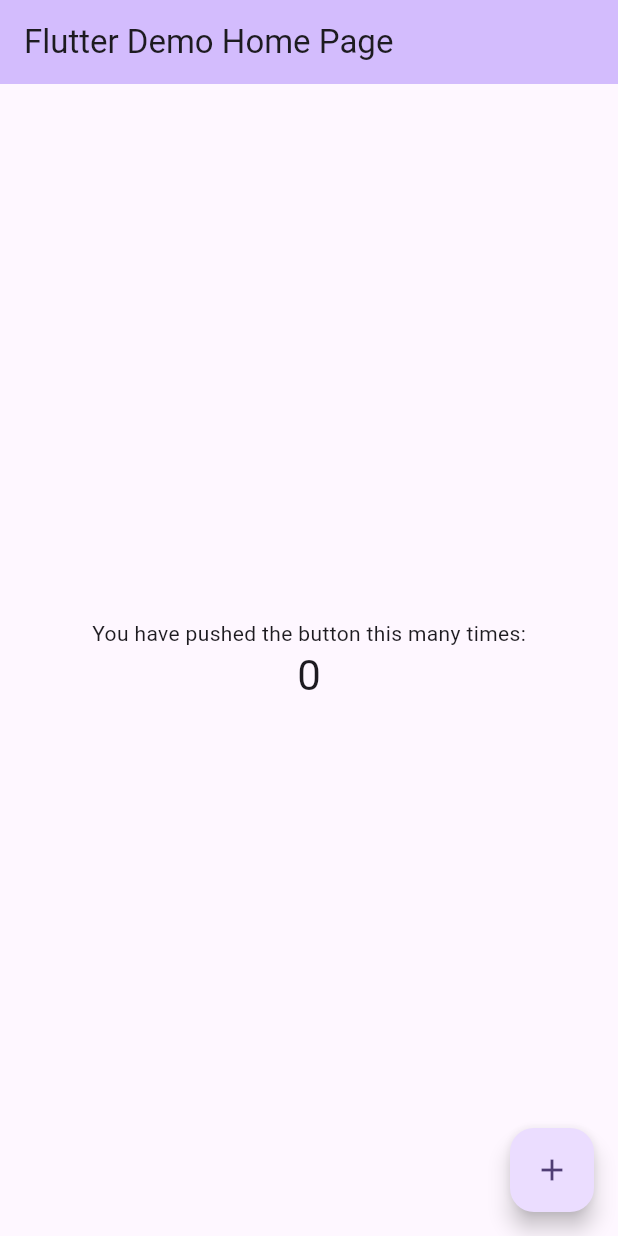
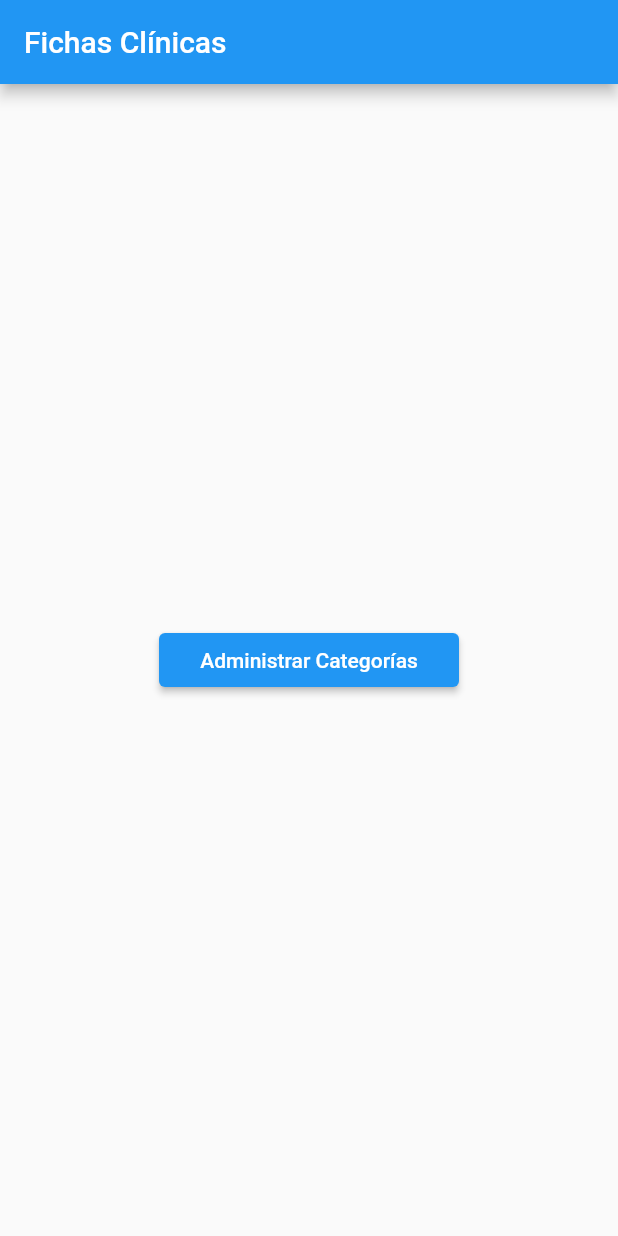
Before and after one commit to aleins99/Flutter_Frontend_Final, a Flutter app: the screen it shows after launch, on a phone screen of 412 x 824 dp. Run offline on Flutter 3.47's test engine with Material 2 defaults, Android fonts, the phone set to English and light mode, and no system bars; our stand-ins replace sqflite; accounts and stored records are empty.

```diff
--- a/lib/main.dart
+++ b/lib/main.dart
@@ -1,125 +1,47 @@
 import 'package:flutter/material.dart';
 
-void main() {
-  runApp(const MyApp());
-}
+import '../src/screens/categoria_screen.dart';
+
+void main() => runApp(MyApp());
 
 class MyApp extends StatelessWidget {
   const MyApp({super.key});
 
-  // This widget is the root of your application.
   @override
   Widget build(BuildContext context) {
     return MaterialApp(
-      title: 'Flutter Demo',
+      title: 'Fichas Clínicas',
       theme: ThemeData(
-        // This is the theme of your application.
-        //
-        // TRY THIS: Try running your application with "flutter run". You'll see
-        // the application has a blue toolbar. Then, without quitting the app,
-        // try changing the seedColor in the colorScheme below to Colors.green
-        // and then invoke "hot reload" (save your changes or press the "hot
-        // reload" button in a Flutter-supported IDE, or press "r" if you used
-        // the command line to start the app).
-        //
-        // Notice that the counter didn't reset back to zero; the application
-        // state is not lost during the reload. To reset the state, use hot
-        // restart instead.
-        //
-        // This works for code too, not just values: Most code changes can be
-        // tested with just a hot reload.
-        colorScheme: ColorScheme.fromSeed(seedColor: Colors.deepPurple),
-        useMaterial3: true,
+        primarySwatch: Colors.blue,
       ),
-      home: const MyHomePage(title: 'Flutter Demo Home Page'),
+      home: HomeScreen(),
     );
   }
 }
 
-class MyHomePage extends StatefulWidget {
-  const MyHomePage({super.key, required this.title});
-
-  // This widget is the home page of your application. It is stateful, meaning
-  // that it has a State object (defined below) that contains fields that affect
-  // how it looks.
-
-  // This class is the configuration for the state. It holds the values (in this
-  // case the title) provided by the parent (in this case the App widget) and
-  // used by the build method of the State. Fields in a Widget subclass are
-  // always marked "final".
-
-  final String title;
-
-  @override
-  State<MyHomePage> createState() => _MyHomePageState();
-}
-
-class _MyHomePageState extends State<MyHomePage> {
-  int _counter = 0;
-
-  void _incrementCounter() {
-    setState(() {
-      // This call to setState tells the Flutter framework that something has
-      // changed in this State, which causes it to rerun the build method below
-      // so that the display can reflect the updated values. If we changed
-      // _counter without calling setState(), then the build method would not be
-      // called again, and so nothing would appear to happen.
-      _counter++;
-    });
-  }
-
+class HomeScreen extends StatelessWidget {
   @override
   Widget build(BuildContext context) {
-    // This method is rerun every time setState is called, for instance as done
-    // by the _incrementCounter method above.
-    //
-    // The Flutter framework has been optimized to make rerunning build methods
-    // fast, so that you can just rebuild anything that needs updating rather
-    // than having to individually change instances of widgets.
     return Scaffold(
-      appBar: AppBar(
-        // TRY THIS: Try changing the color here to a specific color (to
-        // Colors.amber, perhaps?) and trigger a hot reload to see the AppBar
-        // change color while the other colors stay the same.
-        backgroundColor: Theme.of(context).colorScheme.inversePrimary,
-        // Here we take the value from the MyHomePage object that was created by
-        // the App.build method, and use it to set our appbar title.
-        title: Text(widget.title),
-      ),
+      appBar: AppBar(title: Text('Fichas Clínicas')),
       body: Center(
-        // Center is a layout widget. It takes a single child and positions it
-        // in the middle of the parent.
         child: Column(
-          // Column is also a layout widget. It takes a list of children and
-          // arranges them vertically. By default, it sizes itself to fit its
-          // children horizontally, and tries to be as tall as its parent.
-          //
-          // Column has various properties to control how it sizes itself and
-          // how it positions its children. Here we use mainAxisAlignment to
-          // center the children vertically; the main axis here is the vertical
-          // axis because Columns are vertical (the cross axis would be
-          // horizontal).
-          //
-          // TRY THIS: Invoke "debug painting" (choose the "Toggle Debug Paint"
-          // action in the IDE, or press "p" in the console), to see the
-          // wireframe for each widget.
           mainAxisAlignment: MainAxisAlignment.center,
           children: <Widget>[
-            const Text(
-              'You have pushed the button this many times:',
-            ),
-            Text(
-              '$_counter',
-              style: Theme.of(context).textTheme.headlineMedium,
+            SizedBox(
+              width: 200, // Ancho fijo para todos los botones
+              child: ElevatedButton(
+                child: Text('Administrar Categorías'),
+                onPressed: () {
+                  Navigator.of(context).push(MaterialPageRoute(
+                    builder: (context) => CategoriaScreen(),
+                  ));
+                },
+              ),
             ),
           ],
         ),
       ),
-      floatingActionButton: FloatingActionButton(
-        onPressed: _incrementCounter,
-        tooltip: 'Increment',
-        child: const Icon(Icons.add),
-      ), // This trailing comma makes auto-formatting nicer for build methods.
     );
   }
 }
--- a/lib/src/providers/database_helper.dart
+++ b/lib/src/providers/database_helper.dart
@@ -112,8 +112,10 @@ class DatabaseHelper {
 
   // CRUD para categorías
   Future<int> insertCategoria(Categoria categoria) async {
-    Database db = await instance.database;
-    return await db.insert(_tableName, categoria.toMap());
+    Database db = await database;
+    var map = categoria.toMap();
+    map.remove('idCategoria'); // Remove the ID so SQLite can auto-generate it
+    return await db.insert(_tableName, map);
   }
 
   Future<List<Categoria>> retrieveCategorias() async {
--- a/pubspec.yaml
+++ b/pubspec.yaml
@@ -37,7 +37,6 @@ dependencies:
   cupertino_icons: ^1.0.2
   sqflite: ^2.3.0
   path_provider: ^2.0.5
-  fluttertoast: ^8.0.8
   path: ^1.8.3
 dev_dependencies:
   flutter_test:
@@ -48,7 +47,7 @@ dev_dependencies:
   # activated in the `analysis_options.yaml` file located at the root of your
   # package. See that file for information about deactivating specific lint
   # rules and activating additional ones.
-  flutter_lints: ^2.0.0
+  flutter_lints: ^3.0.1
 
 # For information on the generic Dart part of this file, see the
 # following page: https://dart.dev/tools/pub/pubspec
```
Also changed, not shown: lib/src/screens/categoria_screen.dart (added, +125 -0 lines), pubspec.lock.
